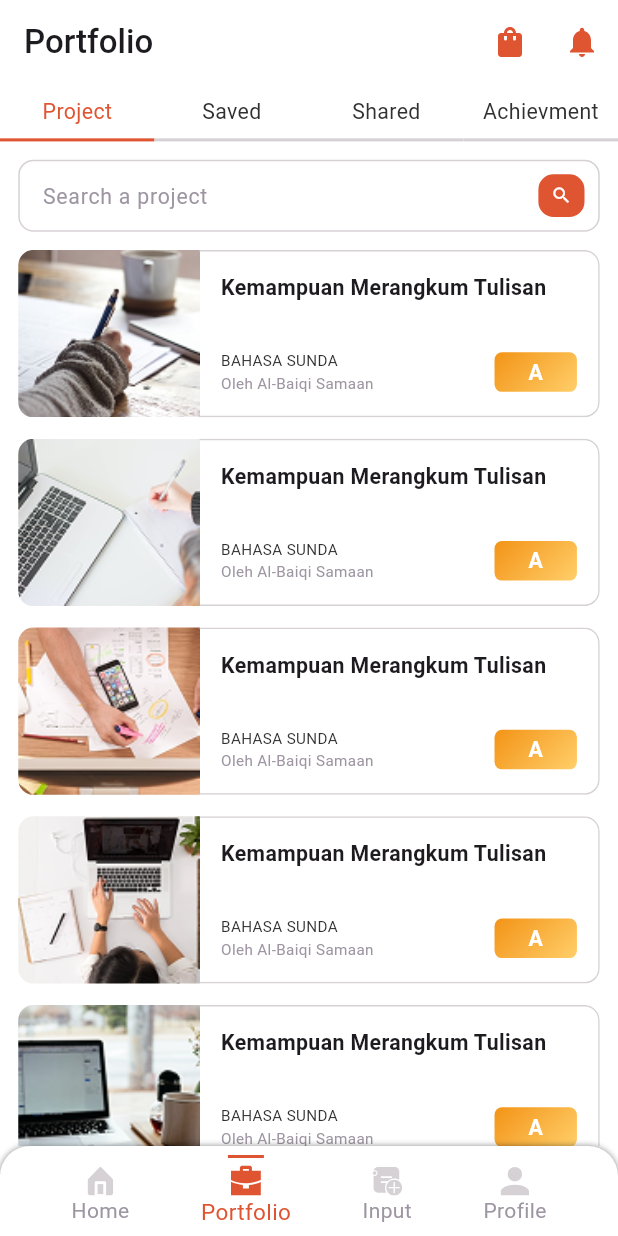
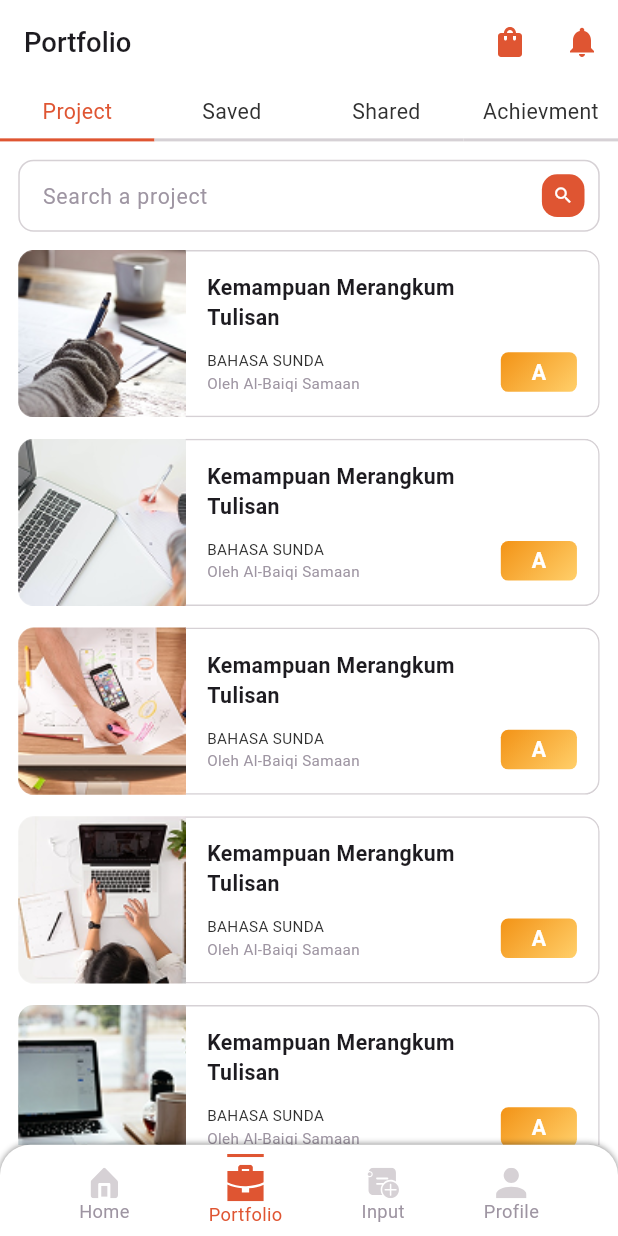
Before and after one commit to tapoban123/yoliday-internship-assignment, a Flutter app: the screen it shows after launch, item 2 of the bottom bar chosen, on a phone screen of 412 x 824 dp. Run offline on Flutter 3.47's test engine with Material 3 defaults, Android fonts, the phone set to English and light mode, and no system bars; our stand-ins replace flutter_screenutil, flutter_svg.

Commit message:
Implemented ScreenUtils properly

```diff
--- a/assignment_app/lib/main.dart
+++ b/assignment_app/lib/main.dart
@@ -38,8 +38,9 @@ class MyApp extends StatelessWidget {
                   elevation: 0,
                 ),
               ),
-              home: NavBarControllerScreen(),
+              home: child,
             ),
+        child: NavBarControllerScreen(),
       ),
     );
   }
--- a/assignment_app/lib/nav_bar_controller_screen.dart
+++ b/assignment_app/lib/nav_bar_controller_screen.dart
@@ -5,6 +5,7 @@ import 'package:assignment_app/screens/portfolio_screen.dart';
 import 'package:assignment_app/screens/profile_screen.dart';
 import 'package:assignment_app/widgets/bottom_nav_bar.dart';
 import 'package:flutter/material.dart';
+import 'package:flutter_screenutil/flutter_screenutil.dart';
 import 'package:flutter_svg/svg.dart';
 import 'package:provider/provider.dart';
 
@@ -19,10 +20,18 @@ class _NavBarControllerScreenState extends State<NavBarControllerScreen> {
   PreferredSizeWidget screenAppbar() {
     final int screen = Provider.of<BottomNavProvider>(context).selectedOption;
     if (screen == 0) {
-      return AppBar(title: Text("Home"));
+      return AppBar(
+        title: Text(
+          "Home",
+          style: TextStyle(fontWeight: FontWeight.w500, fontSize: 18.r),
+        ),
+      );
     } else if (screen == 1) {
       return AppBar(
-        title: Text("Portfolio", style: TextStyle(fontWeight: FontWeight.w500)),
+        title: Text(
+          "Portfolio",
+          style: TextStyle(fontWeight: FontWeight.w500, fontSize: 18.r),
+        ),
         actions: [
           IconButton(
             onPressed: () {},
@@ -35,9 +44,19 @@ class _NavBarControllerScreenState extends State<NavBarControllerScreen> {
         ],
       );
     } else if (screen == 3) {
-      return AppBar(title: Text("Input"));
+      return AppBar(
+        title: Text(
+          "Input",
+          style: TextStyle(fontWeight: FontWeight.w500, fontSize: 18.r),
+        ),
+      );
     } else {
-      return AppBar(title: Text("Profile"));
+      return AppBar(
+        title: Text(
+          "Profile",
+          style: TextStyle(fontWeight: FontWeight.w500, fontSize: 18.r),
+        ),
+      );
     }
   }
 
--- a/assignment_app/lib/screens/portfolio_screen.dart
+++ b/assignment_app/lib/screens/portfolio_screen.dart
@@ -37,11 +37,11 @@ class _PortfolioScreenState extends State<PortfolioScreen> {
                       child: AnimatedContainer(
                         alignment: Alignment.center,
                         duration: Duration(milliseconds: 300),
-                        padding: EdgeInsets.all(8.sp),
+                        padding: EdgeInsets.all(8.r),
                         decoration: BoxDecoration(
                           border: Border(
                             bottom: BorderSide(
-                              width: 2.sp,
+                              width: 2.r,
                               color:
                                   tabProvider.tabNumber == index
                                       ? CustomColors.deepOrangeColor
@@ -52,7 +52,7 @@ class _PortfolioScreenState extends State<PortfolioScreen> {
                         child: Text(
                           tabs[index],
                           style: TextStyle(
-                            fontSize: 14.sp,
+                            fontSize: 14.r,
                             color:
                                 tabProvider.tabNumber == index
                                     ? CustomColors.deepOrangeColor
--- a/assignment_app/lib/screens/tab_screens/projects_screen.dart
+++ b/assignment_app/lib/screens/tab_screens/projects_screen.dart
@@ -23,17 +23,17 @@ class _ProjectsScreenState extends State<ProjectsScreen> {
   @override
   Widget build(BuildContext context) {
     return Padding(
-      padding: EdgeInsets.symmetric(horizontal: 12.0.sp).copyWith(top: 12.sp),
+      padding: EdgeInsets.symmetric(horizontal: 12.0.r).copyWith(top: 12.r),
       child: Column(
         children: [
           _SearchTextField(),
-          SizedBox(height: 12.h),
+          12.verticalSpace,
           Expanded(
             child: ListView.builder(
               itemCount: projectImages.length,
               itemBuilder:
                   (context, index) => Padding(
-                    padding: EdgeInsets.only(bottom: 14.0.sp),
+                    padding: EdgeInsets.only(bottom: 14.0.r),
                     child: _ProjectTile(
                       title: "Kemampuan Merangkum Tulisan",
                       image: projectImages[index],
@@ -57,31 +57,31 @@ class _SearchTextField extends StatelessWidget {
     return TextField(
       decoration: InputDecoration(
         enabledBorder: OutlineInputBorder(
-          borderRadius: BorderRadius.circular(10.sp),
+          borderRadius: BorderRadius.circular(10.r),
           borderSide: BorderSide(color: CustomColors.greyColor),
         ),
         focusedBorder: OutlineInputBorder(
-          borderRadius: BorderRadius.circular(10.sp),
+          borderRadius: BorderRadius.circular(10.r),
           borderSide: BorderSide(color: CustomColors.greyColor),
         ),
         hintText: "Search a project",
         hintStyle: TextStyle(color: CustomColors.textGreyColor),
         suffixIconConstraints: BoxConstraints(),
         suffixIcon: Padding(
-          padding: EdgeInsets.only(right: 10.0.sp),
+          padding: EdgeInsets.only(right: 10.0.r),
           child: Container(
-            width: 28.w,
-            height: 28.h,
+            width: 28.r,
+            height: 28.r,
             decoration: BoxDecoration(
-              borderRadius: BorderRadius.circular(10.sp),
+              borderRadius: BorderRadius.circular(10.r),
               color: CustomColors.deepOrangeColor,
             ),
-            child: Icon(Icons.search, color: Colors.white, size: 14.sp),
+            child: Icon(Icons.search, color: Colors.white, size: 14.r),
           ),
         ),
-        contentPadding: EdgeInsets.symmetric(horizontal: 12.sp),
+        contentPadding: EdgeInsets.symmetric(horizontal: 12.r),
       ),
-      style: TextStyle(fontSize: 14.sp),
+      style: TextStyle(fontSize: 14.r),
       onTapOutside: (event) {
         FocusManager.instance.primaryFocus?.unfocus();
       },
@@ -105,16 +105,16 @@ class _ProjectTile extends StatelessWidget {
   @override
   Widget build(BuildContext context) {
     return ClipRRect(
-      borderRadius: BorderRadius.circular(10.sp),
+      borderRadius: BorderRadius.circular(10.r),
       child: Container(
-        height: 110.h,
-        width: double.infinity.w,
-        decoration: BoxDecoration(borderRadius: BorderRadius.circular(10.sp)),
+        height: 110.r,
+        width: double.infinity.r,
+        decoration: BoxDecoration(borderRadius: BorderRadius.circular(10.r)),
         child: Row(
           children: [
             SizedBox(
-              width: 110.w,
-              height: 110.h,
+              width: 110.r,
+              height: 110.r,
               child: Image.asset(image, fit: BoxFit.cover),
             ),
             Expanded(
@@ -126,21 +126,21 @@ class _ProjectTile extends StatelessWidget {
                     bottom: BorderSide(color: CustomColors.greyColor),
                   ),
                   borderRadius: BorderRadius.only(
-                    topRight: Radius.circular(10.sp),
-                    bottomRight: Radius.circular(10.sp),
+                    topRight: Radius.circular(10.r),
+                    bottomRight: Radius.circular(10.r),
                   ),
                 ),
-                padding: EdgeInsets.all(14.sp),
+                padding: EdgeInsets.all(14.r),
                 child: Column(
                   crossAxisAlignment: CrossAxisAlignment.start,
                   mainAxisAlignment: MainAxisAlignment.spaceBetween,
                   children: [
                     SizedBox(
-                      width: 200.w,
+                      width: 200.r,
                       child: Text(
                         title,
                         style: TextStyle(
-                          fontSize: 14.sp,
+                          fontSize: 14.r,
                           fontWeight: FontWeight.bold,
                         ),
                       ),
@@ -154,22 +154,22 @@ class _ProjectTile extends StatelessWidget {
                             Text(
                               subtitle,
                               style: TextStyle(
-                                fontSize: 10.sp,
+                                fontSize: 10.r,
                                 color: CustomColors.textColor,
                               ),
                             ),
                             Text(
                               bottomText,
                               style: TextStyle(
-                                fontSize: 10.sp,
+                                fontSize: 10.r,
                                 color: CustomColors.textGreyColor,
                               ),
                             ),
                           ],
                         ),
                         Container(
-                          width: 50.w,
-                          height: 26.h,
+                          width: 50.r,
+                          height: 26.r,
                           decoration: BoxDecoration(
                             borderRadius: BorderRadius.circular(5),
                             gradient: LinearGradient(
@@ -186,7 +186,7 @@ class _ProjectTile extends StatelessWidget {
                             style: TextStyle(
                               color: Colors.white,
                               fontWeight: FontWeight.bold,
-                              fontSize: 14.sp,
+                              fontSize: 14.r,
                             ),
                           ),
                         ),
--- a/assignment_app/lib/widgets/bottom_nav_bar.dart
+++ b/assignment_app/lib/widgets/bottom_nav_bar.dart
@@ -1,6 +1,7 @@
 import 'package:assignment_app/custom_colors.dart';
 import 'package:assignment_app/providers/bottom_nav_provider.dart';
 import 'package:flutter/material.dart';
+import 'package:flutter_screenutil/flutter_screenutil.dart';
 import 'package:flutter_svg/svg.dart';
 import 'package:provider/provider.dart';
 
@@ -21,12 +22,12 @@ class _BottomNavBarState extends State<BottomNavBar> {
   @override
   Widget build(BuildContext context) {
     return Container(
-      height: 60,
+      height: 60.r,
       width: double.infinity,
       decoration: BoxDecoration(
         borderRadius: BorderRadius.only(
-          topLeft: Radius.circular(20),
-          topRight: Radius.circular(20),
+          topLeft: Radius.circular(20).r,
+          topRight: Radius.circular(20).r,
         ),
         color: Theme.of(context).scaffoldBackgroundColor,
         boxShadow: [BoxShadow(color: Colors.black45, blurRadius: 3)],
@@ -45,14 +46,14 @@ class _BottomNavBarState extends State<BottomNavBar> {
                     mainAxisAlignment: MainAxisAlignment.center,
                     children: [
                       Container(
-                        width: 24,
-                        height: 2,
+                        width: 24.r,
+                        height: 2.r,
                         color:
                             bottomNavProvider.selectedOption == index
                                 ? CustomColors.deepOrangeColor
                                 : Theme.of(context).scaffoldBackgroundColor,
                       ),
-                      SizedBox(height: 5),
+                      5.verticalSpace,
                       SvgPicture.asset(
                         icons[index]["image"]!,
                         colorFilter: ColorFilter.mode(
@@ -62,7 +63,7 @@ class _BottomNavBarState extends State<BottomNavBar> {
                           BlendMode.srcIn,
                         ),
                         height:
-                            bottomNavProvider.selectedOption == index ? 20 : 19,
+                            bottomNavProvider.selectedOption == index ? 24.r : 20.r,
                       ),
                       Text(
                         icons[index]["name"]!,
@@ -73,8 +74,8 @@ class _BottomNavBarState extends State<BottomNavBar> {
                                   : CustomColors.textGreyColor,
                           fontSize:
                               bottomNavProvider.selectedOption == index
-                                  ? 15
-                                  : null,
+                                  ? 12.r
+                                  : 12.r,
                         ),
                       ),
                     ],
```
